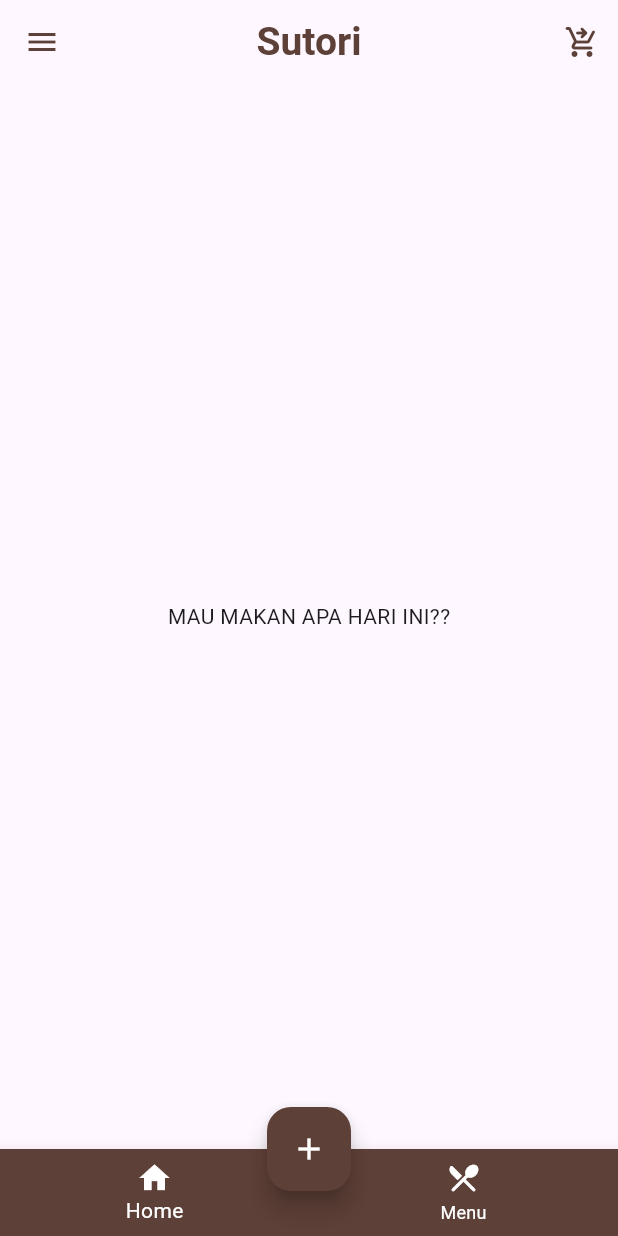
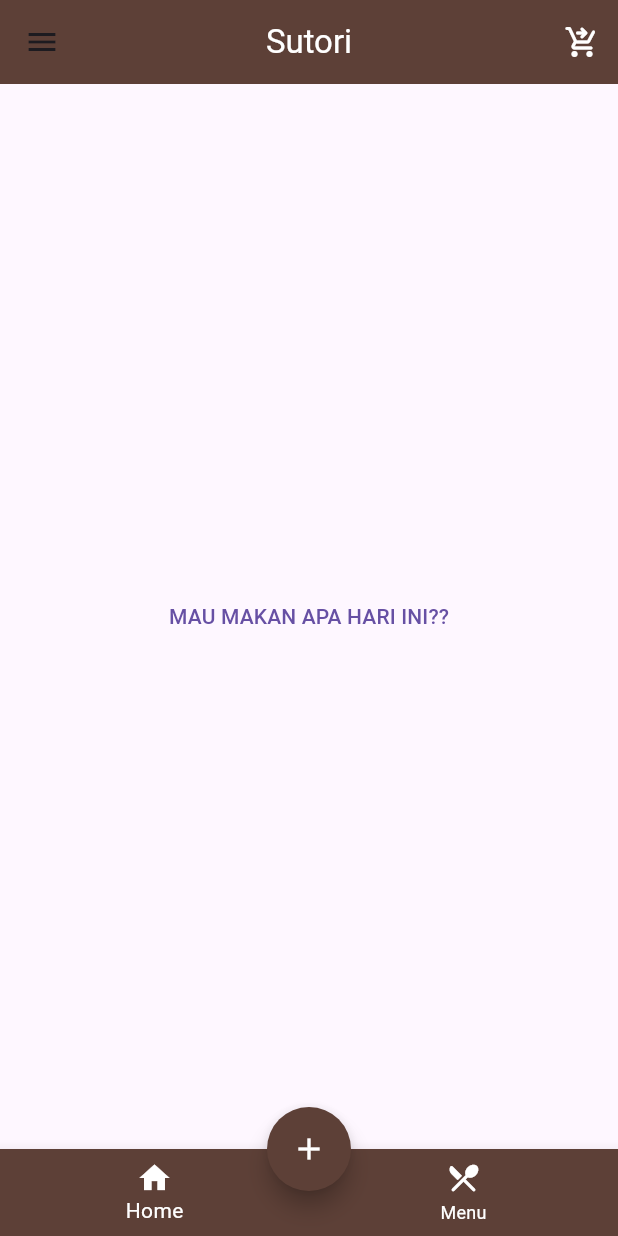
Before and after one commit to anandarahayu22/Sutori_App, a Flutter app: the screen it shows after launch, on a phone screen of 412 x 824 dp. Run offline on Flutter 3.47's test engine with Material 3 defaults, Android fonts, the phone set to English and light mode, and no system bars.

Commit message:
alert dialog dan button

```diff
--- a/lib/add_story_screen.dart
+++ b/lib/add_story_screen.dart
@@ -5,6 +5,9 @@ class AddStoryScreen extends StatelessWidget {
 
   @override
   Widget build(BuildContext context) {
-    return const Placeholder();
+    return Scaffold(
+        body: Column(
+      children: [IconButton(onPressed: () {}, icon: Icon(Icons.home))],
+    ));
   }
 }
--- a/lib/home_screen.dart
+++ b/lib/home_screen.dart
@@ -9,7 +9,26 @@ class HomeScreen extends StatelessWidget {
   Widget build(BuildContext context) {
     return Scaffold(
         appBar: _appBar(context),
-        body: const Center(child: Text('MAU MAKAN APA HARI INI??')),
+        body: Center(
+            child: TextButton(
+                onPressed: () {
+                  showDialog(
+                      context: context,
+                      builder: (BuildContext context) {
+                        return AlertDialog(
+                          title: Text('Perhatian!'),
+                          content: Text('Maaf Toko Tutup Sementara'),
+                          actions: <Widget>[
+                            TextButton(
+                                onPressed: () {
+                                  Navigator.of(context).pop();
+                                },
+                                child: Text('Ok'))
+                          ],
+                        );
+                      });
+                },
+                child: Text('MAU MAKAN APA HARI INI??'))),
         drawer: _drawer(),
         floatingActionButtonLocation: FloatingActionButtonLocation.centerDocked,
         floatingActionButton: FloatingActionButton(
@@ -20,6 +39,7 @@ class HomeScreen extends StatelessWidget {
           },
           backgroundColor: Color(0xFF5D4037),
           foregroundColor: Colors.white,
+          shape: CircleBorder(),
           child: Icon(Icons.add),
         ),
         bottomNavigationBar: _bottomNavigationBar());
@@ -75,34 +95,25 @@ class HomeScreen extends StatelessWidget {
 
   AppBar _appBar(BuildContext context) {
     return AppBar(
-        // backgroundColor: Color(0xFF014D4E),
-        iconTheme: IconThemeData(color: Color(0xFF5D4037)),
-        title: const Text(
+      title: Text(
         'Sutori',
         style: TextStyle(
-              color: Color(0xFF5D4037),
-              fontWeight: FontWeight.bold,
-              fontSize: 26),
+          color: Colors.white, // Warna teks
         ),
+      ),
+      backgroundColor: Color(0xFF5D4037),
       centerTitle: true,
       actions: [
-          //IconButton(
-          // onPressed: () {},
-          //icon: const Icon(
-          //Icons.shopping_cart_checkout_rounded,
-          //color: Color(0xFF5D4037),
-          //  )),
         IconButton(
             onPressed: () {
-                Navigator.push(
-                    context,
-                    MaterialPageRoute(
-                        builder: (context) => InfoDetailScreen()));
+              Navigator.push(context,
+                  MaterialPageRoute(builder: (context) => InfoDetailScreen()));
             },
-              icon: const Icon(
+            icon: Icon(
               Icons.shopping_cart_checkout_rounded,
-                color: Color(0xFF5D4037),
+              color: Colors.white,
             ))
-        ]);
+      ],
+    );
   }
 }
```
Lines whose indentation alone changed are shown as unchanged.
